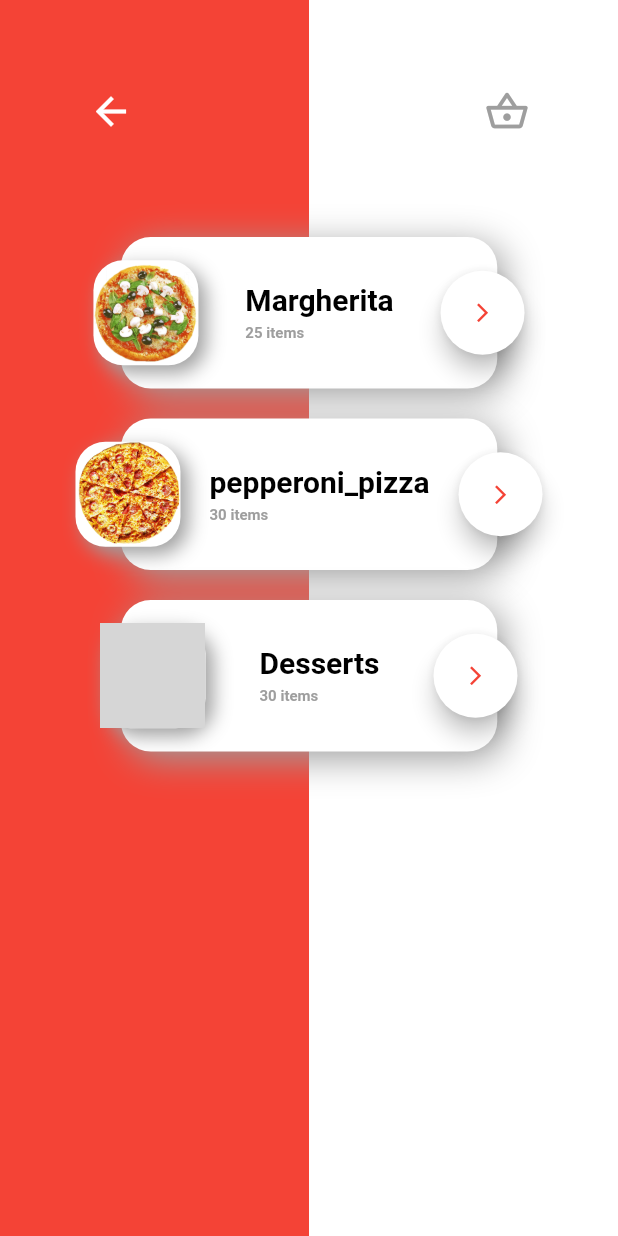
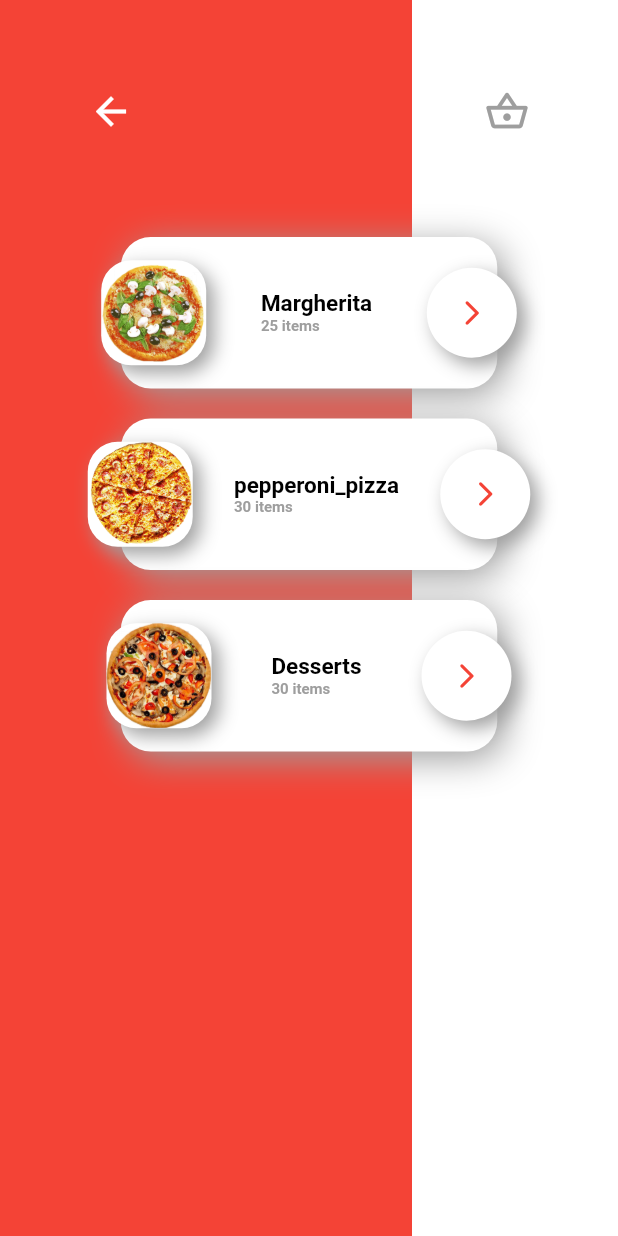
Before and after one commit to BruceLeeAnuragK/e_commerce_app, a Flutter app: the screen it shows after launch, after a tap on the "arrow forward ios" icon, on a phone screen of 412 x 824 dp. Run offline on Flutter 3.47's test engine with Material 2 defaults, Android fonts, the phone set to English and light mode, and no system bars; grey boxes are pictures that could not be loaded.

Commit message:
7/8/2023 15:38

```diff
--- a/lib/provider/item_list_provider.dart
+++ b/lib/provider/item_list_provider.dart
@@ -114,7 +114,7 @@ class ItemProvider extends ChangeNotifier {
         {
           "items_count": 30,
           "name": "Desserts",
-          "image": "assets/pizza_image/shushi_pizza.jpg",
+          "image": "assets/pizza_image/shushi_pizza.png",
         }
       ]
     },
@@ -122,7 +122,7 @@ class ItemProvider extends ChangeNotifier {
       "Item": [
         {
           "items_count": 25,
-          "name": "Rice with many vegetables",
+          "name": "Rice with\nmany vegetables",
           "image": "assets/salad_image/pulav.png",
         },
         {
@@ -142,17 +142,17 @@ class ItemProvider extends ChangeNotifier {
         {
           "items_count": 25,
           "name": "Chocolate Cake",
-          "image": "assets/salad_image/chocolate_cake.png",
+          "image": "assets/desserts_image/chocolate_cake.png",
         },
         {
           "items_count": 30,
           "name": "Browny Cake",
-          "image": "assets/salad_image/browny_cake.png",
+          "image": "assets/desserts_image/browny_cake.png",
         },
         {
           "items_count": 30,
           "name": "Puddings",
-          "image": "assets/salad_image/pudding.png"
+          "image": "assets/desserts_image/pudding.png"
         }
       ]
     },
@@ -161,17 +161,17 @@ class ItemProvider extends ChangeNotifier {
         {
           "items_count": 25,
           "name": "Lasagna Pasta",
-          "image": "assets/salad_image/lasagna.png",
+          "image": "assets/pasta_image/lasagna.png",
         },
         {
           "items_count": 30,
           "name": "Penne Pasta",
-          "image": "assets/salad_image/penne.png",
+          "image": "assets/pasta_image/penne.png",
         },
         {
           "items_count": 30,
           "name": "Spaghetti",
-          "image": "assets/salad_image/spaghetti.png"
+          "image": "assets/pasta_image/spaghetti.png"
         }
       ]
     },
@@ -180,17 +180,17 @@ class ItemProvider extends ChangeNotifier {
         {
           "items_count": 25,
           "name": "Blueberry Beverage ",
-          "image": "assets/salad_image/blueberry.png",
+          "image": "assets/beverages_image/blueberry.png",
         },
         {
           "items_count": 30,
           "name": "Orange Juice",
-          "image": "assets/salad_image/orange_juice.png",
+          "image": "assets/beverages_image/orange_juice.png",
         },
         {
           "items_count": 30,
           "name": "Strawberry Juice",
-          "image": "assets/salad_image/strawberry_juice.png"
+          "image": "assets/beverages_image/strawberry_juice.png"
         }
       ]
     },
--- a/lib/view/screen/detail_screen.dart
+++ b/lib/view/screen/detail_screen.dart
@@ -1,3 +1,5 @@
+import 'dart:math';
+
 import 'package:flutter/material.dart';
 import 'package:provider/provider.dart';
 
@@ -11,9 +13,11 @@ class FoodDetailsPage extends StatefulWidget {
 }
 
 class _FoodDetailsPageState extends State<FoodDetailsPage>
-    with SingleTickerProviderStateMixin {
+    with TickerProviderStateMixin {
   late AnimationController animationController;
+  late AnimationController arrowanimationController;
   late Animation flex;
+  late Animation rotate;
 
   @override
   void initState() {
@@ -23,14 +27,24 @@ class _FoodDetailsPageState extends State<FoodDetailsPage>
       vsync: this,
       duration: const Duration(milliseconds: 800),
     );
+    arrowanimationController = AnimationController(
+      vsync: this,
+      duration: const Duration(milliseconds: 800),
+    );
 
-    flex = IntTween(begin: 1, end: 10).animate(
+    flex = IntTween(begin: 1, end: 20).animate(
       CurvedAnimation(
         parent: animationController,
         curve: Curves.easeInOut,
       ),
     );
 
+    rotate = Tween(begin: 0.0, end: pi / 2).animate(
+      CurvedAnimation(
+        parent: animationController,
+        curve: Curves.easeInOut,
+      ),
+    );
     animationController.forward();
   }
 
@@ -81,7 +95,8 @@ class _FoodDetailsPageState extends State<FoodDetailsPage>
                             children: [
                               IconButton(
                                 onPressed: () {
-                                  Navigator.of(context).pop();
+                                  provider.w;
+                                  Navigator.of(context).pushNamed("/");
                                   provider.changeSize(
                                       sizeh: provider.h - 1,
                                       sizew: provider.w - 1);
@@ -169,11 +184,8 @@ class _FoodDetailsPageState extends State<FoodDetailsPage>
                                           style: TextStyle(
                                             color: Colors.black,
                                             fontWeight: FontWeight.bold,
-                                            fontSize: 20,
+                                            fontSize: 15,
                                           ),
-                                        ),
-                                        const SizedBox(
-                                          height: 5,
                                         ),
                                         Text(
                                           "${provider.myMenu[indexData]['Item'][index]['items_count']} items",
@@ -185,19 +197,43 @@ class _FoodDetailsPageState extends State<FoodDetailsPage>
                                         ),
                                       ],
                                     ),
-                                    FloatingActionButton(
-                                      onPressed: () {
-                                        provider.changeSize(
-                                            sizeh: provider.h + 1,
-                                            sizew: provider.w + 1);
-                                      },
-                                      child: Icon(
-                                        Icons.arrow_forward_ios,
-                                        size: 15,
-                                        color: Colors.red,
-                                      ),
-                                      backgroundColor: Colors.white,
-                                    )
+                                    AnimatedBuilder(
+                                        animation: arrowanimationController,
+                                        builder: (context, val) {
+                                          return GestureDetector(
+                                            child: Transform.rotate(
+                                              angle: rotate.value,
+                                              child: Container(
+                                                height: 60,
+                                                width: 60,
+                                                child: Icon(
+                                                  Icons
+                                                      .arrow_forward_ios_rounded,
+                                                  size: 20,
+                                                  color: Colors.red,
+                                                ),
+                                                decoration: BoxDecoration(
+                                                  shape: BoxShape.circle,
+                                                  color: Colors.white,
+                                                  boxShadow: [
+                                                    BoxShadow(
+                                                      color: Colors.grey,
+                                                      offset: Offset(
+                                                        5,
+                                                        5,
+                                                      ),
+                                                      blurRadius: 10,
+                                                    ),
+                                                  ],
+                                                ),
+                                              ),
+                                            ),
+                                            onTap: () {
+                                              arrowanimationController
+                                                  .forward();
+                                            },
+                                          );
+                                        }),
                                   ],
                                 ),
                               ],
--- a/lib/view/screen/home_page.dart
+++ b/lib/view/screen/home_page.dart
@@ -11,27 +11,73 @@ class HomePage extends StatefulWidget {
   State<HomePage> createState() => _HomePageState();
 }
 
-class _HomePageState extends State<HomePage> {
+class _HomePageState extends State<HomePage> with TickerProviderStateMixin {
+  late AnimationController animationController;
+  late AnimationController flexanimationController;
+  late Animation slide;
+  late Animation flex;
+  @override
+  void initState() {
+    super.initState();
+    animationController = AnimationController(
+      vsync: this,
+      duration: Duration(
+        milliseconds: 5000,
+      ),
+    );
+    flexanimationController = AnimationController(
+      vsync: this,
+      duration: Duration(
+        milliseconds: 1000,
+      ),
+    );
+
+    flex = IntTween(begin: 1, end: 20).animate(
+      CurvedAnimation(
+        parent: flexanimationController,
+        curve: Curves.easeInOut,
+      ),
+    );
+
+    slide = Tween(
+      begin: -300,
+      end: 0.0,
+    ).animate(
+      CurvedAnimation(parent: animationController, curve: Curves.easeInOut),
+    );
+    flexanimationController.forward();
+  }
+
   @override
   Widget build(BuildContext context) {
+    Size size = MediaQuery.of(context).size;
     return Consumer<ItemProvider>(
       builder: (context, provider, child) => Scaffold(
-        body: SingleChildScrollView(
-          child: Column(
+        body: Column(
           children: [
             Stack(
               children: [
+                Container(
+                  height: size.height,
+                  width: size.width,
+                  child: Row(
+                    children: [
                       Expanded(
-                    child: SingleChildScrollView(
-                      child: Column(
-                        children: [
-                          Container(
-                            height: 900,
-                            width: 110,
+                        flex: 10,
+                        child: Container(
                           color: Colors.red,
                         ),
+                      ),
+                      AnimatedBuilder(
+                        animation: flexanimationController,
+                        builder: (context, val) => Expanded(
+                          flex: flex.value,
+                          child: Container(
+                            color: Colors.white,
+                          ),
+                        ),
+                      ),
                     ],
-                      ),
                   ),
                 ),
                 Column(
@@ -50,35 +96,31 @@ class _HomePageState extends State<HomePage> {
                               size: 30,
                             ),
                           ),
-                            IconButton(
+                          AnimatedBuilder(
+                              animation: animationController,
+                              builder: (context, val) {
+                                return IconButton(
                                   onPressed: () {},
                                   icon: Icon(
                                     Icons.shopping_basket_outlined,
                                     color: Colors.grey,
                                     size: 30,
                                   ),
-                            ),
+                                );
+                              }),
                         ],
                       ),
                     ),
-                      Container(
-                        height: 800,
+                    AnimatedBuilder(
+                        animation: animationController,
+                        builder: (context, val) {
+                          return Container(
+                            height: 500,
                             width: 350,
                             child: ListView.builder(
                               itemCount: provider.foodItems.length,
                               itemBuilder: (context, index) {
-                            return TweenAnimationBuilder(
-                                duration: Duration(
-                                  milliseconds: 2000,
-                                ),
-                                tween: Tween(
-                                  begin: -300.0,
-                                  end: 0.0,
-                                ),
-                                builder: (context, val, _) {
-                                  return Transform.translate(
-                                    offset: Offset(0, val),
-                                    child: Stack(
+                                return Stack(
                                   alignment: Alignment(0, 0),
                                   children: [
                                     Padding(
@@ -117,34 +159,27 @@ class _HomePageState extends State<HomePage> {
                                                 angle: val,
                                                 child: GestureDetector(
                                                   onTap: () {
-                                                        provider
-                                                            .changerotating();
+                                                    provider.changerotating();
                                                   },
                                                   child: Container(
                                                     height: 70,
                                                     width: 70,
-                                                        decoration:
-                                                            BoxDecoration(
-                                                          image:
-                                                              DecorationImage(
+                                                    decoration: BoxDecoration(
+                                                      image: DecorationImage(
                                                         image: AssetImage(
                                                           provider
-                                                                  .foodItems[
-                                                                      index]
+                                                              .foodItems[index]
                                                               .image,
                                                         ),
                                                         fit: BoxFit.cover,
                                                       ),
                                                       color: Colors.amber,
-                                                          shape:
-                                                              BoxShape.circle,
+                                                      shape: BoxShape.circle,
                                                       boxShadow: [
                                                         BoxShadow(
                                                           blurRadius: 10,
-                                                              offset:
-                                                                  Offset(5, 5),
-                                                              color:
-                                                                  Colors.grey,
+                                                          offset: Offset(5, 5),
+                                                          color: Colors.grey,
                                                         )
                                                       ],
                                                     ),
@@ -184,8 +219,7 @@ class _HomePageState extends State<HomePage> {
                                             height: 60,
                                             width: 60,
                                             child: Icon(
-                                                  Icons
-                                                      .arrow_forward_ios_rounded,
+                                              Icons.arrow_forward_ios_rounded,
                                               size: 20,
                                               color: Colors.red,
                                             ),
@@ -216,18 +250,16 @@ class _HomePageState extends State<HomePage> {
                                       ],
                                     ),
                                   ],
+                                );
+                              },
                             ),
                           );
-                                });
-                          },
-                        ),
-                      ),
+                        }),
                   ],
                 ),
               ],
             )
           ],
-          ),
         ),
         floatingActionButton: FloatingActionButton(
           onPressed: () {
--- a/pubspec.yaml
+++ b/pubspec.yaml
@@ -66,6 +66,7 @@ flutter:
     - assets/pizza_image/
     - assets/desserts_image/
     - assets/beverages_image/
+    - assets/pasta_image/
 
 
   # An image asset can refer to one or more resolution-specific "variants", see
```
Also changed, not shown: pubspec.lock. Lines whose indentation alone changed are shown as unchanged.
